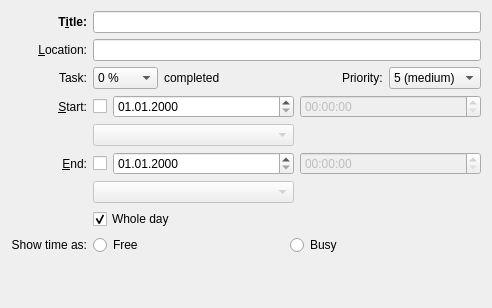
Qt form incidenceeditors/incidenceeditor-ng/eventortodomobile.ui (chusopr/kdepim-ktimetracker-akonadi) before a commit.
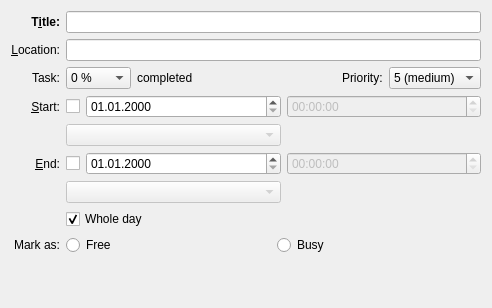
The same form after that commit. Custom widgets are drawn as their Qt base class.

Commit message: Change string a bit so that the event editor also fits after our hack resize

The edit to the form file:
```diff
--- a/incidenceeditors/incidenceeditor-ng/eventortodomobile.ui
+++ b/incidenceeditors/incidenceeditor-ng/eventortodomobile.ui
@@ -251,7 +251,7 @@
       </sizepolicy>
      </property>
      <property name="text">
-      <string>Show time as:</string>
+      <string>Mark as:</string>
      </property>
      <property name="alignment">
       <set>Qt::AlignRight|Qt::AlignTrailing|Qt::AlignVCenter</set>
```
